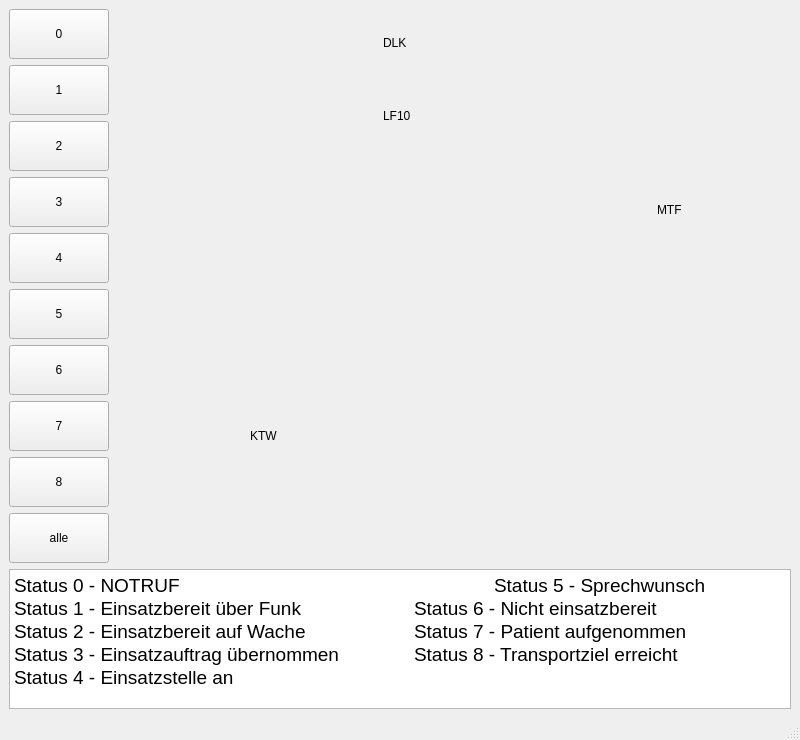
The window that src/vehicle_window.ui (Lenium37/Leitstelle) describes before a commit, drawn with Qt 5.
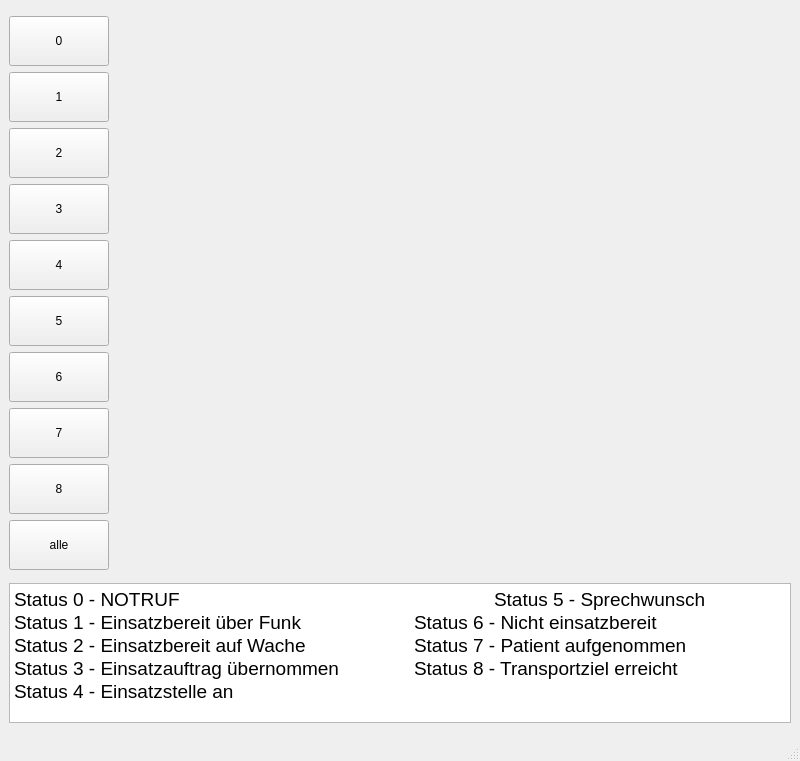
The same window after the commit.

Commit message: added vehicle labels

What changed in the file:
```diff
--- a/src/vehicle_window.ui
+++ b/src/vehicle_window.ui
@@ -7,7 +7,7 @@
     <x>0</x>
     <y>0</y>
     <width>800</width>
-    <height>600</height>
+    <height>761</height>
    </rect>
   </property>
   <property name="windowTitle">
@@ -233,6 +233,18 @@
        <layout class="QVBoxLayout" name="verticalLayout_2">
         <item>
          <layout class="QGridLayout" name="gridLayoutVehiclesFire">
+          <property name="leftMargin">
+           <number>20</number>
+          </property>
+          <property name="topMargin">
+           <number>20</number>
+          </property>
+          <property name="rightMargin">
+           <number>20</number>
+          </property>
+          <property name="bottomMargin">
+           <number>20</number>
+          </property>
           <item row="3" column="0">
            <spacer name="horizontalSpacer_2">
             <property name="orientation">
@@ -363,31 +375,22 @@
             </property>
            </spacer>
           </item>
-          <item row="2" column="2">
-           <widget class="QLabel" name="label_2">
-            <property name="text">
-             <string>DLK</string>
-            </property>
-           </widget>
-          </item>
-          <item row="3" column="2">
-           <widget class="QLabel" name="label_3">
-            <property name="text">
-             <string>LF10</string>
-            </property>
-           </widget>
-          </item>
-          <item row="5" column="4">
-           <widget class="QLabel" name="label_4">
-            <property name="text">
-             <string>MTF</string>
-            </property>
-           </widget>
-          </item>
          </layout>
         </item>
         <item>
          <layout class="QGridLayout" name="gridLayoutVehiclesEms">
+          <property name="leftMargin">
+           <number>20</number>
+          </property>
+          <property name="topMargin">
+           <number>20</number>
+          </property>
+          <property name="rightMargin">
+           <number>20</number>
+          </property>
+          <property name="bottomMargin">
+           <number>20</number>
+          </property>
           <item row="2" column="0">
            <spacer name="horizontalSpacer_12">
             <property name="orientation">
@@ -492,13 +495,6 @@
             </property>
            </spacer>
           </item>
-          <item row="3" column="1">
-           <widget class="QLabel" name="label">
-            <property name="text">
-             <string>KTW</string>
-            </property>
-           </widget>
-          </item>
          </layout>
         </item>
        </layout>
```
The commit also changes 10 other files.
